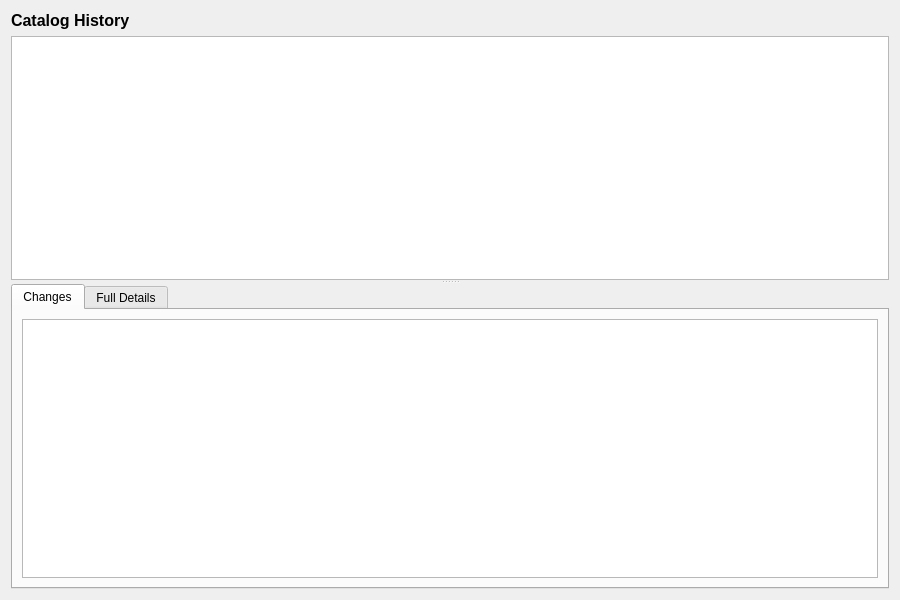
Qt form projects/ores.qt/ui/CatalogHistoryDialog.ui (OreStudio/OreStudio) before a commit.
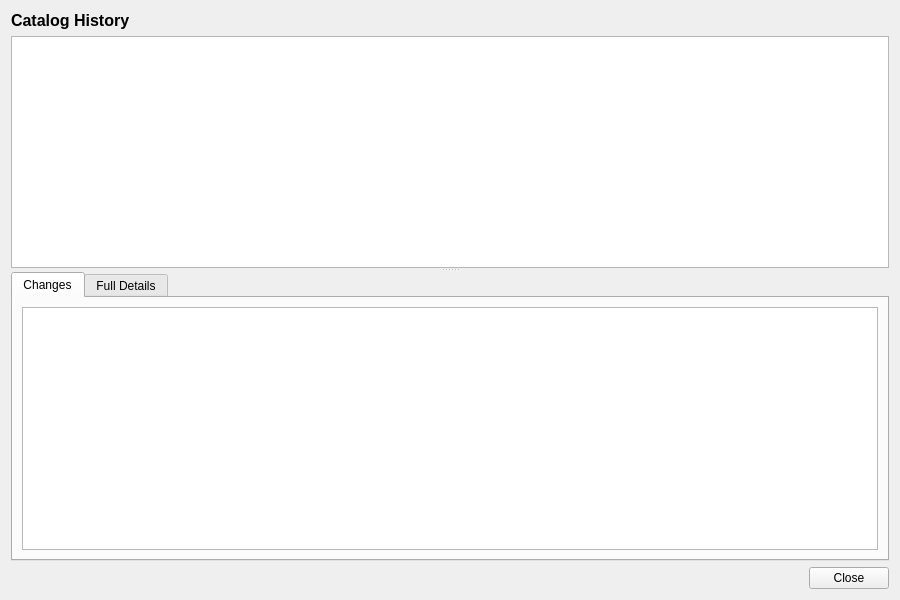
The same form after that commit.

Commit message: [qt] Remove toolbars from detail dialogs; add Close button throughout

What changed in the file:
```diff
--- a/projects/ores.qt/ui/CatalogHistoryDialog.ui
+++ b/projects/ores.qt/ui/CatalogHistoryDialog.ui
@@ -196,6 +196,27 @@
      </widget>
     </widget>
    </item>
+   <item>
+    <layout class="QHBoxLayout" name="buttonLayout">
+     <item>
+      <spacer name="horizontalSpacer">
+       <property name="orientation">
+        <enum>Qt::Horizontal</enum>
+       </property>
+       <property name="sizeHint" stdset="0">
+        <size><width>40</width><height>20</height></size>
+       </property>
+      </spacer>
+     </item>
+     <item>
+      <widget class="QPushButton" name="closeButton">
+       <property name="text">
+        <string>Close</string>
+       </property>
+      </widget>
+     </item>
+    </layout>
+   </item>
   </layout>
  </widget>
  <resources/>
```
The commit also changes 201 other files.
